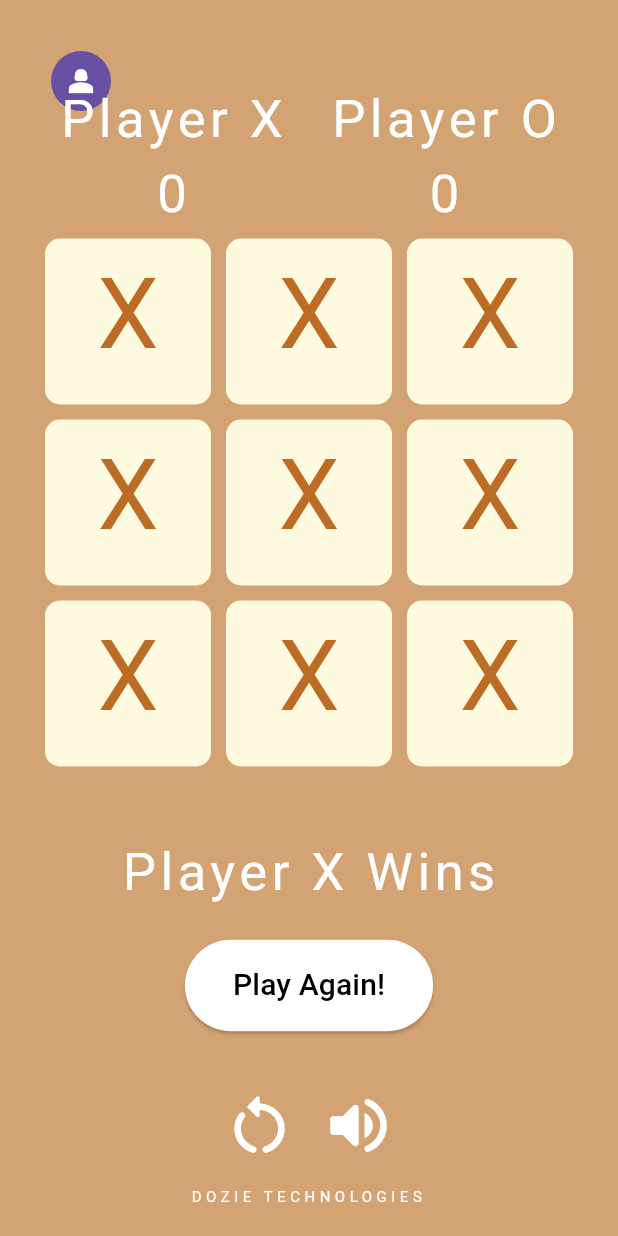
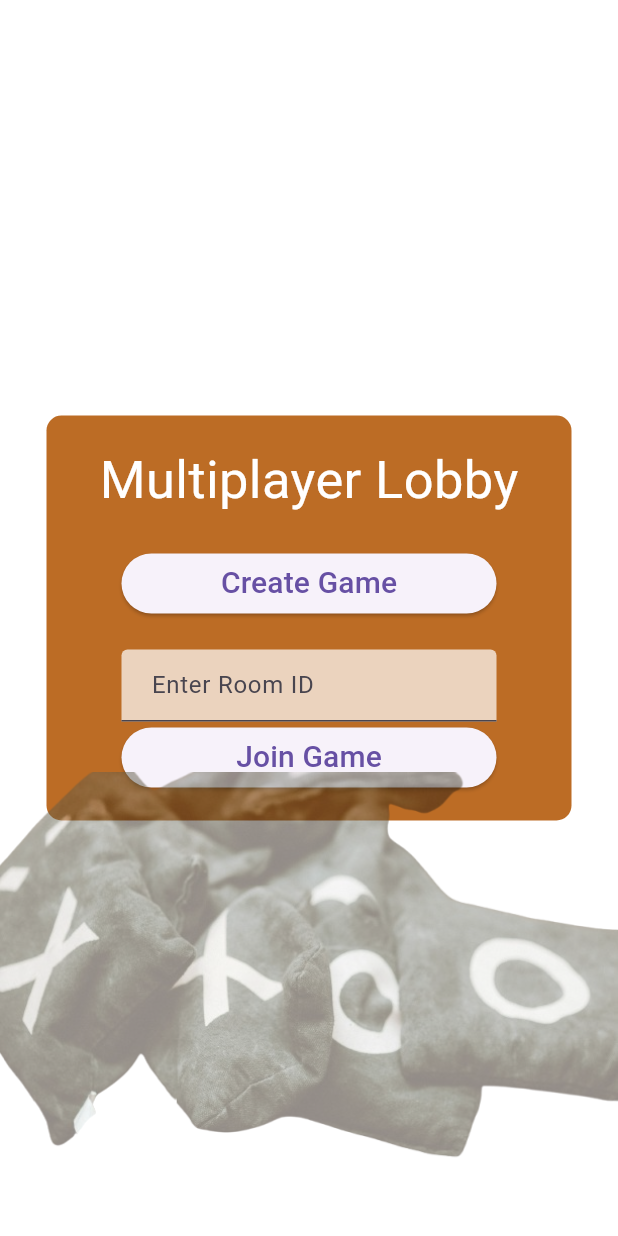
Before and after one commit to Dozie-dev/Tic-Tac-Toe-Game, a Flutter app: the FirstPage screen opened directly, after a tap on "MULTIPLAYER", on a phone screen of 412 x 824 dp. Run offline on Flutter 3.47's test engine with Material 3 defaults, Android fonts, the phone set to English and light mode, and no system bars; our stand-ins replace audioplayers, cloud_firestore, firebase_auth, firebase_core, google_fonts; accounts and stored records are empty; network calls fail; Roboto replaces fonts that are missing (Coiny).

Commit message:
chore: almost done with the multiplayer nav route

```diff
--- a/tictactoe/lib/main.dart
+++ b/tictactoe/lib/main.dart
@@ -2,6 +2,8 @@
 import 'package:flutter/material.dart';
 import 'package:tictactoe/pages/firebase_auth/auth_gate.dart';
 import 'package:tictactoe/pages/first_screens/welcome_page.dart';
+import 'package:tictactoe/pages/game_auth/create_game.dart';
+import 'package:tictactoe/pages/game_screens/multiplayer_page.dart';
 import 'firebase_options.dart';
 
 void main() async {
@@ -21,6 +23,8 @@
       routes: {
         '/': (context) => const AuthGate(),
         '/welcome': (context) => const WelcomePage(),
+        '/creategame': (context) => const CreateGame(),
+        '/multiplayer': (context) => const MultiplayerPage(),
       },
     );
   }
--- a/tictactoe/lib/pages/first_screens/landing_page.dart
+++ b/tictactoe/lib/pages/first_screens/landing_page.dart
@@ -1,8 +1,8 @@
 import 'package:flutter/material.dart';
 import 'package:tictactoe/colors/color.dart';
 import 'package:google_fonts/google_fonts.dart';
+import 'package:tictactoe/pages/game_auth/game_lobby.dart';
 import 'package:tictactoe/pages/game_screens/co_op.dart';
-import 'package:tictactoe/pages/game_screens/multiplayer_page.dart';
 import 'package:tictactoe/pages/user_auth/profile_page.dart';
 
 class FirstPage extends StatelessWidget {
@@ -91,9 +91,7 @@ class FirstPage extends StatelessWidget {
                   onPressed: () async {
                     Navigator.push(
                       context,
-                      MaterialPageRoute(
-                        builder: (context) => MultiplayerPage(),
-                      ),
+                      MaterialPageRoute(builder: (context) => GameLobby()),
                     );
                   },
                   child: Text('MULTIPLAYER', style: customwhitefont),
--- a/tictactoe/lib/pages/first_screens/splashscreen.dart
+++ b/tictactoe/lib/pages/first_screens/splashscreen.dart
@@ -45,6 +45,7 @@ class _SplashscreenState extends State<Splashscreen> {
     }
   }
 
+  @override
   Widget build(BuildContext context) {
     return Scaffold(
       backgroundColor: Appcolor.primaryColor,
--- /dev/null
+++ b/tictactoe/lib/pages/game_auth/game_lobby.dart
@@ -0,0 +1,134 @@
+import 'package:firebase_auth/firebase_auth.dart';
+import 'package:flutter/material.dart';
+import 'package:google_fonts/google_fonts.dart';
+import 'package:tictactoe/colors/color.dart';
+import 'package:tictactoe/pages/game_auth/create_game.dart';
+import 'package:tictactoe/pages/firestore_services/game_service.dart';
+
+class GameLobby extends StatefulWidget {
+  const GameLobby({super.key});
+
+  @override
+  State<GameLobby> createState() => _GameLobbyState();
+}
+
+class _GameLobbyState extends State<GameLobby> {
+  @override
+  Widget build(BuildContext context) {
+    final TextEditingController roomIdController = TextEditingController();
+    bool isLoading = false;
+
+    Future<void> _joinGame() async {
+      final roomId = roomIdController.text.trim();
+      final guestId = FirebaseAuth.instance.currentUser?.uid;
+
+      if (roomId.isEmpty || guestId == null) {
+        ScaffoldMessenger.of(context).showSnackBar(
+          const SnackBar(content: Text('Room ID or User not valid')),
+        );
+        return;
+      }
+
+      setState(() => isLoading = true);
+
+      try {
+        await GameService().joinGame(roomId, guestId);
+        Navigator.pushNamed(context, '/multiplayer', arguments: roomId);
+      } catch (e) {
+        ScaffoldMessenger.of(
+          context,
+        ).showSnackBar(SnackBar(content: Text('Failed to join game: $e')));
+      } finally {
+        setState(() => isLoading = false);
+      }
+    }
+
+    return Scaffold(
+      backgroundColor: Colors.white70,
+      body: Stack(
+        children: [
+          Center(
+            child: Container(
+              height: 270,
+              width: 350,
+              decoration: BoxDecoration(
+                color: Appcolor.primaryColor,
+                borderRadius: BorderRadius.circular(10),
+              ),
+              child: Center(
+                child: Column(
+                  mainAxisAlignment: MainAxisAlignment.center,
+                  children: [
+                    Text(
+                      'Multiplayer Lobby',
+                      style: GoogleFonts.coiny(
+                        textStyle: TextStyle(color: Colors.white, fontSize: 35),
+                      ),
+                    ),
+
+                    SizedBox(height: 20),
+                    SizedBox(
+                      width: 250,
+                      child: ElevatedButton(
+                        onPressed: () {
+                          Navigator.push(
+                            context,
+                            MaterialPageRoute(
+                              builder: (context) => CreateGame(),
+                            ),
+                          );
+                        },
+                        child: Text(
+                          'Create Game',
+                          style: TextStyle(fontSize: 20),
+                        ),
+                      ),
+                    ),
+
+                    SizedBox(height: 20),
+                    SizedBox(
+                      width: 250,
+                      child: TextFormField(
+                        controller: roomIdController,
+                        decoration: InputDecoration(
+                          hintText: 'Enter Room ID',
+                          filled: true,
+                          fillColor: Colors.white70,
+                          contentPadding: EdgeInsets.symmetric(horizontal: 16),
+                        ),
+                      ),
+                    ),
+
+                    SizedBox(
+                      width: 250,
+                      child: ElevatedButton(
+                        onPressed: isLoading ? null : _joinGame,
+
+                        child:
+                            isLoading
+                                ? const CircularProgressIndicator()
+                                : const Text(
+                                  'Join Game',
+                                  style: TextStyle(fontSize: 20),
+                                ),
+                      ),
+                    ),
+                  ],
+                ),
+              ),
+            ),
+          ),
+          Positioned(
+            bottom: 35,
+            left: 0,
+            right: 0,
+            child: Opacity(
+              opacity: 0.5,
+              child: Image.asset('assets/images/backpicture.png', width: 150),
+            ),
+          ),
+        ],
+      ),
+    );
+  }
+}
```
Also changed, not shown: tictactoe/lib/pages/firestore_services/game_service.dart (added, +82 -0 lines), tictactoe/lib/pages/game_auth/create_game.dart (added, +146 -0 lines), tictactoe/lib/pages/game_screens/co_op.dart (+51 -5 lines), tictactoe/lib/pages/user_auth/email_verification.dart (+2 -13 lines), tictactoe/lib/pages/user_auth/forgot_password.dart (+7 -17 lines), tictactoe/lib/pages/user_auth/login_page.dart (+11 -14 lines), tictactoe/pubspec.yaml (+11 -2 lines), tictactoe/assets/icons/close.png (added), tictactoe/assets/icons/open.png (added), tictactoe/assets/images/backpicture.png (added), tictactoe/assets/images/icon.png (added), tictactoe/pubspec.lock, 29 other files.
